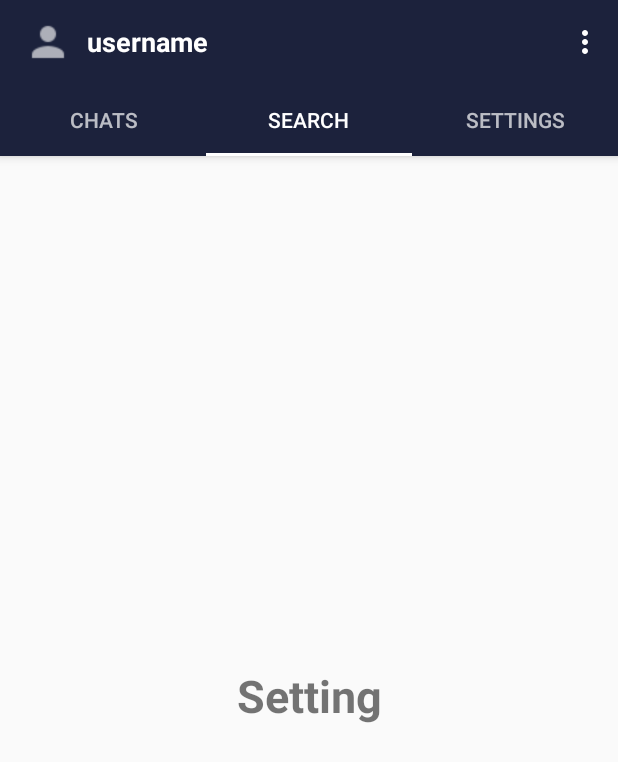
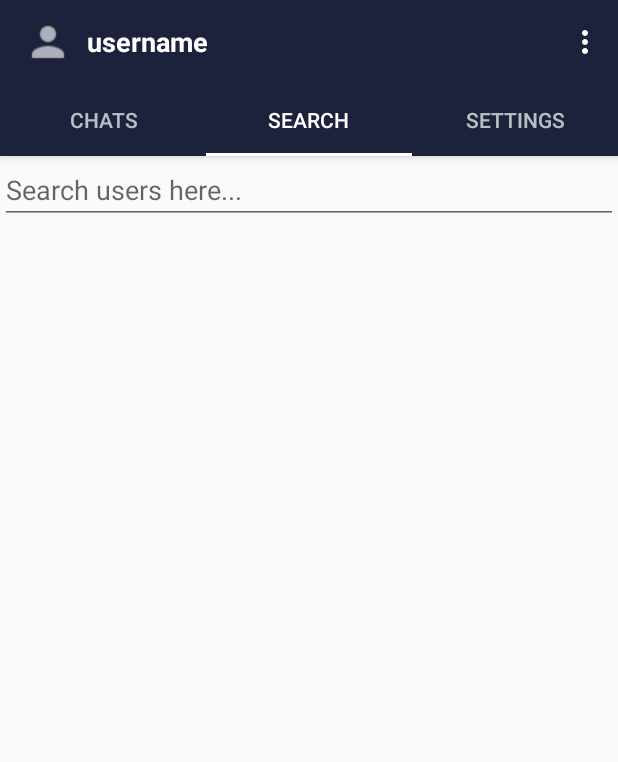
Before and after one commit to khacdinhtkdh/KDMessager, an Android app: the screen it shows after launch once a user with an empty profile is signed in (MainActivity), tab 2 chosen, on a phone screen of 412 x 824 dp. Shown: the top 762 px of the screen. Run offline under Robolectric (Android 15) with nearby library versions, the phone set to English and light mode, and no system bars; our stand-ins replace CircleImageView, Firebase (no records; nobody signed in at launch, a user with empty details on screens opened directly), Picasso; pictures from the network do not load.

Commit message:
search query

```diff
--- a/app/src/main/java/com/example/kdmessager/Fragments/SearchFragment.kt
+++ b/app/src/main/java/com/example/kdmessager/Fragments/SearchFragment.kt
@@ -1,24 +1,115 @@
 package com.example.kdmessager.Fragments
 
 import android.os.Bundle
+import android.text.Editable
+import android.text.TextWatcher
 import androidx.fragment.app.Fragment
 import android.view.LayoutInflater
 import android.view.View
 import android.view.ViewGroup
+import android.widget.EditText
+import androidx.recyclerview.widget.LinearLayoutManager
+import androidx.recyclerview.widget.RecyclerView
+import com.example.kdmessager.Adapter.UserAdapter
+import com.example.kdmessager.ModelClasses.Users
 
 import com.example.kdmessager.R
+import com.google.firebase.auth.FirebaseAuth
+import com.google.firebase.database.DataSnapshot
+import com.google.firebase.database.DatabaseError
+import com.google.firebase.database.FirebaseDatabase
+import com.google.firebase.database.ValueEventListener
+import com.google.firebase.ktx.Firebase
+import kotlinx.android.synthetic.main.fragment_search.*
 
 /**
  * A simple [Fragment] subclass.
  */
 class SearchFragment : Fragment() {
+    private var userAdapter: UserAdapter? = null
+    private var mUser: List<Users>? = null
+    private var recyclerView: RecyclerView? = null
+    private var searchEditText: EditText? = null
 
     override fun onCreateView(
         inflater: LayoutInflater, container: ViewGroup?,
         savedInstanceState: Bundle?
     ): View? {
         // Inflate the layout for this fragment
-        return inflater.inflate(R.layout.fragment_search, container, false)
+        val view = inflater.inflate(R.layout.fragment_search, container, false)
+        recyclerView = view.findViewById(R.id.search_list)
+        recyclerView!!.setHasFixedSize(true)
+        recyclerView!!.layoutManager = LinearLayoutManager(context)
+        searchEditText = view.findViewById(R.id.searchUserET)
+
+        mUser = ArrayList()
+        retrieveAllUsers()
+
+        searchEditText!!.addTextChangedListener(object : TextWatcher {
+            override fun afterTextChanged(p0: Editable?) {
+
+            }
+
+            override fun beforeTextChanged(p0: CharSequence?, p1: Int, p2: Int, p3: Int) {
+
+            }
+
+            override fun onTextChanged(charSequence: CharSequence?, p1: Int, p2: Int, p3: Int) {
+                searchForUser(charSequence.toString().toLowerCase())
+            }
+
+        })
+
+        return view
     }
 
+    private fun retrieveAllUsers() {
+        val firebaseUserId = FirebaseAuth.getInstance().currentUser!!.uid
+        val refUsers = FirebaseDatabase.getInstance().reference.child("Users")
+        refUsers.addValueEventListener(object : ValueEventListener {
+            override fun onDataChange(p0: DataSnapshot) {
+                (mUser as ArrayList<Users>).clear()
+                if (searchEditText!!.text.toString() == "") {
+                    for (snapshot in p0.children) {
+                        val user = snapshot.getValue(Users::class.java)
+                        if (user!!.uid != firebaseUserId) {
+                            (mUser as ArrayList<Users>).add(user)
+                        }
+                    }
+                    userAdapter = UserAdapter(context!!, mUser!!, false)
+                    recyclerView!!.adapter = userAdapter
+                }
+            }
+
+            override fun onCancelled(p0: DatabaseError) {
+                TODO("Not yet implemented")
+            }
+        })
+    }
+
+    private fun searchForUser(str: String) {
+        val firebaseUserId = FirebaseAuth.getInstance().currentUser!!.uid
+        val queryUser = FirebaseDatabase.getInstance().reference
+            .child("Users").orderByChild("search")
+            .startAt(str)
+            .endAt(str + "\uf8ff")
+
+        queryUser.addValueEventListener(object : ValueEventListener {
+            override fun onDataChange(p0: DataSnapshot) {
+                (mUser as ArrayList<Users>).clear()
+                for (snapshot in p0.children) {
+                    val user = snapshot.getValue(Users::class.java)
+                    if (user!!.uid != firebaseUserId) {
+                        (mUser as ArrayList<Users>).add(user)
+                    }
+                }
+                userAdapter = UserAdapter(context!!, mUser!!, false)
+                recyclerView!!.adapter = userAdapter
+            }
+
+            override fun onCancelled(p0: DatabaseError) {
+                TODO("Not yet implemented")
+            }
+        })
+    }
 }
--- a/app/src/main/java/com/example/kdmessager/ModelClasses/Users.kt
+++ b/app/src/main/java/com/example/kdmessager/ModelClasses/Users.kt
@@ -2,7 +2,8 @@ package com.example.kdmessager.ModelClasses
 
 import java.lang.reflect.Constructor
 
-class Users(val uid: String, val username: String, val profile: String, val cover: String,
+class Users
+    (val uid: String, val username: String, val profile: String, val cover: String,
             val status: String, val search: String, val facebook: String, val instagram: String,
             val website: String) {
     constructor(): this("","", "","","","","",
--- a/app/src/main/res/layout/fragment_search.xml
+++ b/app/src/main/res/layout/fragment_search.xml
@@ -6,12 +6,15 @@
              tools:context=".Fragments.SearchFragment">
 
     <!-- TODO: Update blank fragment layout -->
-    <TextView
+    <EditText
+            android:id="@+id/searchUserET"
             android:layout_width="match_parent"
-            android:layout_height="match_parent"
-            android:textSize="30dp"
-            android:gravity="center"
-            android:textStyle="bold"
-            android:text="@string/Setting"/>
+            android:layout_height="wrap_content"
+            android:hint="Search users here..."/>
+    <androidx.recyclerview.widget.RecyclerView
+            android:id="@+id/search_list"
+            android:layout_below="@+id/searchUserET"
+            android:layout_width="match_parent"
+            android:layout_height="match_parent"/>
 
 </RelativeLayout>
--- a/app/src/main/res/values/colors.xml
+++ b/app/src/main/res/values/colors.xml
@@ -4,4 +4,6 @@
     <color name="colorPrimaryDark">#1C223C</color>
     <color name="colorAccent">#1C223C</color>
     <color name="colorProfile">#1C223C</color>
+    <color name="colorOnline">#00FF0C</color>
+    <color name="colorOffline">#B6B6B6</color>
 </resources>
```
Also changed, not shown: app/src/main/java/com/example/kdmessager/Adapter/UserAdapter.kt (added, +45 -0 lines), app/src/main/res/layout/user_search_item_layout.xml (added, +49 -0 lines).
